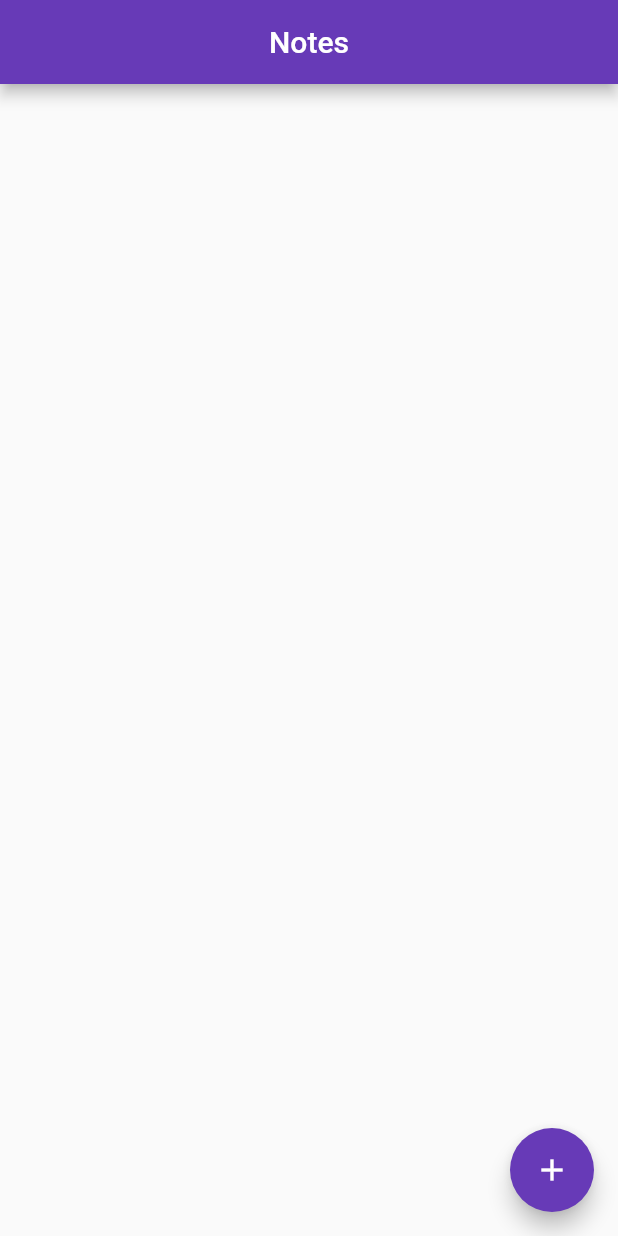
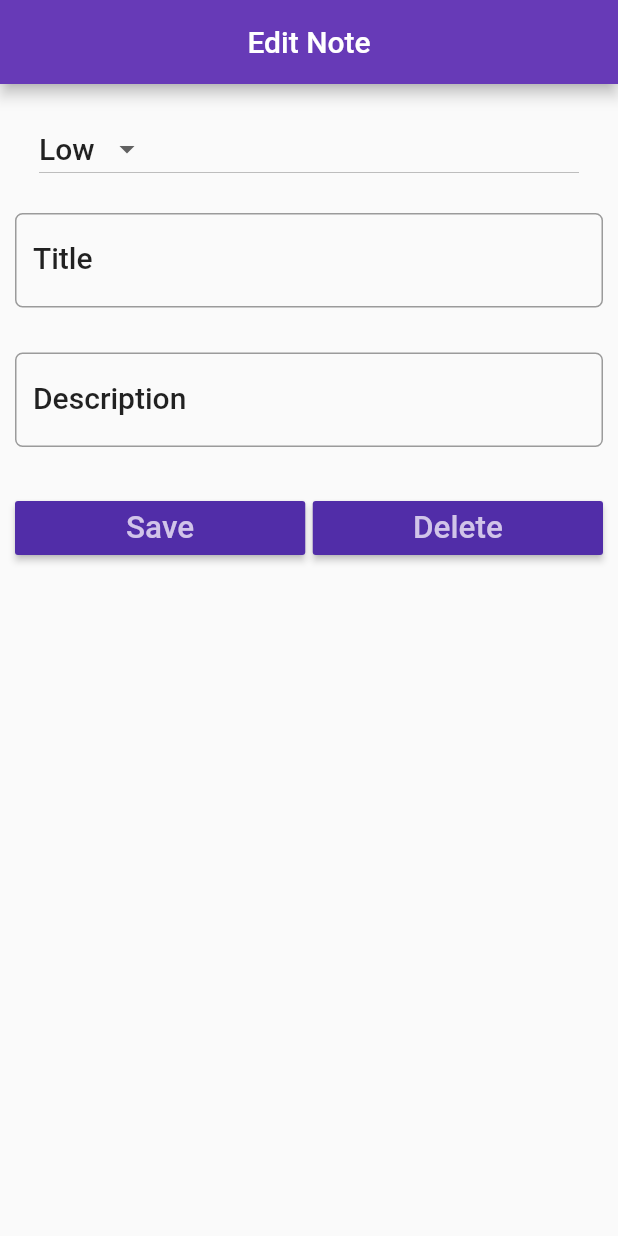
Before and after one commit to devesh0605/noteKeeper, a Flutter app: the screen it shows after launch, on a phone screen of 412 x 824 dp. Run offline on Flutter 3.47's test engine with Material 2 defaults, Android fonts, the phone set to English and light mode, and no system bars.

Commit message:
added notes details

```diff
--- a/lib/main.dart
+++ b/lib/main.dart
@@ -1,4 +1,5 @@
 import 'package:flutter/material.dart';
+import 'package:note_keeper/screens/note_detail.dart';
 import 'package:note_keeper/screens/notelist.dart';
 
 void main() {
@@ -15,7 +16,7 @@ class MyApp extends StatelessWidget {
       theme: ThemeData(
           primarySwatch: Colors.deepPurple,
       ),
-      home: NoteList(),
+      home: NoteDetail(),
     );
   }
 }
--- a/lib/screens/note_detail.dart
+++ b/lib/screens/note_detail.dart
@@ -0,0 +1,117 @@
+import 'package:flutter/material.dart';
+class NoteDetail extends StatefulWidget {
+  @override
+  _NoteDetailState createState() => _NoteDetailState();
+}
+
+class _NoteDetailState extends State<NoteDetail> {
+  static var priorities = ['Right','Low'];
+  TextEditingController title = TextEditingController();
+  TextEditingController description = TextEditingController();
+  @override
+  Widget build(BuildContext context) {
+    TextStyle textStyle = Theme.of(context).textTheme.headline6;
+    return Scaffold(
+      appBar: AppBar(
+        title: Text('Edit Note'),
+        centerTitle: true,
+      ),
+      body: Padding(
+        padding: EdgeInsets.only(top: 15.0,left: 10.0,right: 10.0),
+        child: ListView(
+          children: <Widget>[
+            ListTile(
+              title: DropdownButton(
+                items: priorities.map((String dropDownStringItem){
+                  return DropdownMenuItem<String>(
+                    value: dropDownStringItem,
+                    child: Text(dropDownStringItem),
+                  );
+                }).toList(),
+                style: textStyle,
+                value: 'Low',
+                onChanged: (valueByUser){
+                  setState(() {
+                    print(valueByUser);
+                  });
+                },
+              ),
+            ),
+            Padding(
+              padding: const EdgeInsets.only(top:15.0,bottom: 15.0),
+              child: TextField(
+                controller: title,
+                style: textStyle,
+                onChanged: (value){
+                  print('The value id $value');
+                },
+                decoration: InputDecoration(
+                  labelText: 'Title',
+                  labelStyle: textStyle,
+                  border:  OutlineInputBorder(
+                    borderRadius: BorderRadius.circular(5.0)
+                  )
+                ),
+              ),
+            ),
+            Padding(
+              padding: const EdgeInsets.only(top:15.0,bottom: 15.0),
+              child: TextField(
+                controller: description,
+                style: textStyle,
+                onChanged: (value){
+                  print('The value id $description');
+                },
+                decoration: InputDecoration(
+                    labelText: 'Description',
+                    labelStyle: textStyle,
+                    border:  OutlineInputBorder(
+                        borderRadius: BorderRadius.circular(5.0)
+                    )
+                ),
+              ),
+            ),
+            Padding(
+              padding: const EdgeInsets.only(top: 15.0,bottom: 15.0),
+              child: Row(
+                children: <Widget>[
+                  Expanded(
+                      child: RaisedButton(
+                        color: Theme.of(context).primaryColorDark,
+                        textColor: Theme.of(context).primaryColorLight,
+                        child: Text(
+                          'Save',
+                          textScaleFactor: 1.5,
+                        ),
+                        onPressed: (){
+                          setState(() {
+                            print('Save clicked');
+
+                          });
+                        },
+                      )),
+                  SizedBox(width: 5.0,),
+                  Expanded(
+                      child: RaisedButton(
+                        color: Theme.of(context).primaryColorDark,
+                        textColor: Theme.of(context).primaryColorLight,
+                        child: Text(
+                          'Delete',
+                          textScaleFactor: 1.5,
+                        ),
+                        onPressed: (){
+                          setState(() {
+                            print('Delete clicked');
+
+                          });
+                        },
+                      )),
+                ],
+              ),
+            )
+          ],
+        ),
+      ),
+    );
+  }
+}
```
